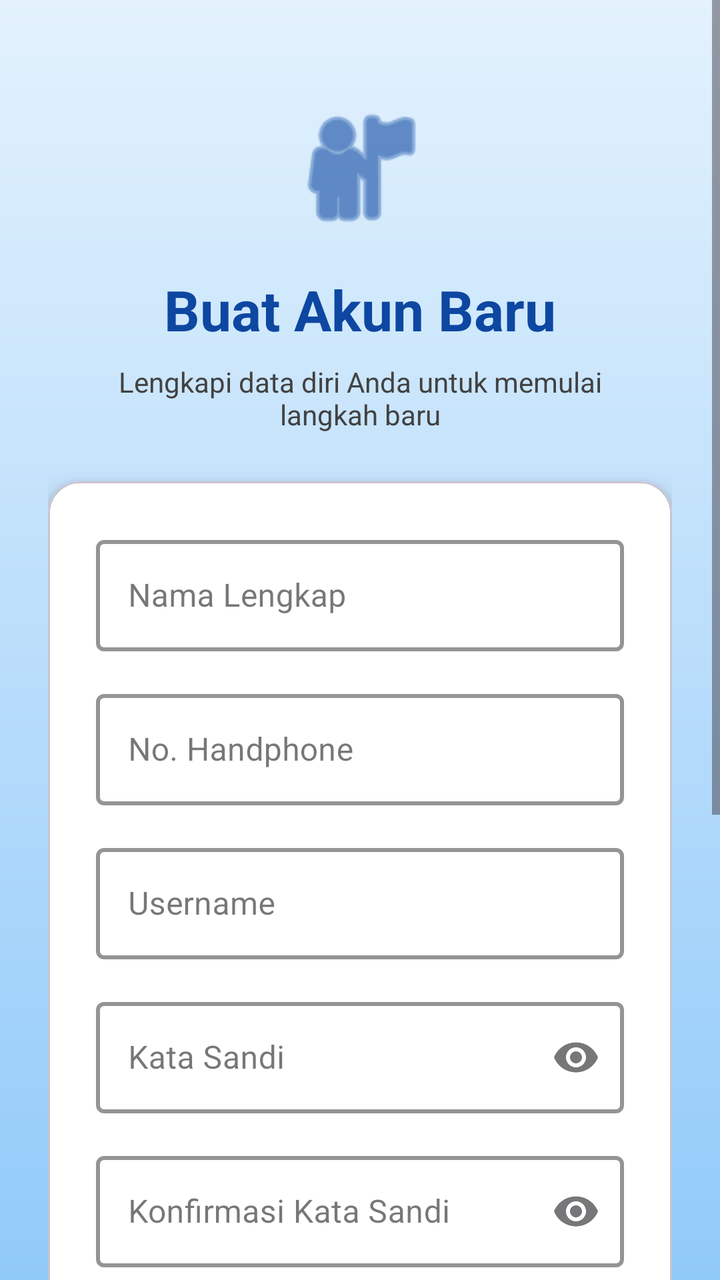
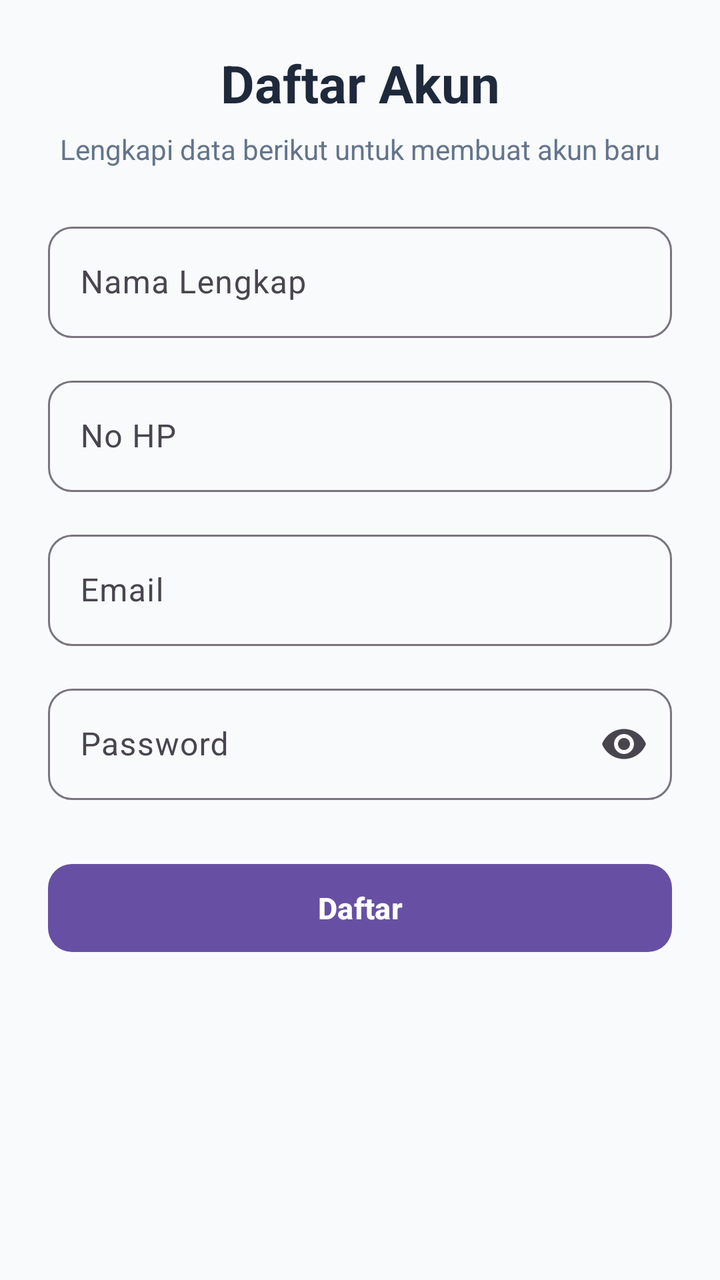

An Android layout rendered at two revisions. The XML below is the earlier revision; the diff shows what the commit changed to produce the second picture.
<!-- AndroidManifest.xml: application theme Theme.Rey_halopanda -->
<!-- res/layout/activity_register.xml -->
<?xml version="1.0" encoding="utf-8"?>
<ScrollView xmlns:android="http://schemas.android.com/apk/res/android"
    xmlns:app="http://schemas.android.com/apk/res-auto"
    xmlns:tools="http://schemas.android.com/tools"
    android:layout_width="match_parent"
    android:layout_height="match_parent"
    android:background="@drawable/bg_gradient_register"
    android:fillViewport="true">

    <androidx.constraintlayout.widget.ConstraintLayout
        android:layout_width="match_parent"
        android:layout_height="wrap_content"
        android:padding="24dp">

        <ImageView
            android:id="@+id/ivIcon"
            android:layout_width="72dp"
            android:layout_height="72dp"
            android:layout_marginTop="24dp"
            android:src="@android:drawable/ic_menu_myplaces"
            app:layout_constraintEnd_toEndOf="parent"
            app:layout_constraintStart_toStartOf="parent"
            app:layout_constraintTop_toTopOf="parent"
            app:tint="#0D47A1" />

        <TextView
            android:id="@+id/tvTitle"
            android:layout_width="wrap_content"
            android:layout_height="wrap_content"
            android:layout_marginTop="16dp"
            android:text="Buat Akun Baru"
            android:textColor="#0D47A1"
            android:textSize="28sp"
            android:textStyle="bold"
            app:layout_constraintEnd_toEndOf="parent"
            app:layout_constraintStart_toStartOf="parent"
            app:layout_constraintTop_toBottomOf="@id/ivIcon" />

        <TextView
            android:id="@+id/tvSubtitle"
            android:layout_width="wrap_content"
            android:layout_height="wrap_content"
            android:layout_marginTop="8dp"
            android:gravity="center"
            android:text="Lengkapi data diri Anda untuk memulai\nlangkah baru"
            android:textColor="#424242"
            android:textSize="14sp"
            app:layout_constraintEnd_toEndOf="parent"
            app:layout_constraintStart_toStartOf="parent"
            app:layout_constraintTop_toBottomOf="@id/tvTitle" />

        <com.google.android.material.card.MaterialCardView
            android:id="@+id/cardForm"
            android:layout_width="match_parent"
            android:layout_height="wrap_content"
            android:layout_marginTop="24dp"
            app:cardBackgroundColor="#FFFFFF"
            app:cardCornerRadius="16dp"
            app:cardElevation="6dp"
            app:layout_constraintTop_toBottomOf="@id/tvSubtitle">

            <LinearLayout
                android:layout_width="match_parent"
                android:layout_height="wrap_content"
                android:orientation="vertical"
                android:padding="24dp">

                
                <com.google.android.material.textfield.TextInputLayout
                    style="@style/Widget.MaterialComponents.TextInputLayout.OutlinedBox"
                    android:layout_width="match_parent"
                    android:layout_height="wrap_content"
                    android:hint="Nama Lengkap"
                    app:boxStrokeColor="#0D47A1"
                    app:boxStrokeWidth="2dp">

                    <com.google.android.material.textfield.TextInputEditText
                        android:id="@+id/etNama"
                        android:layout_width="match_parent"
                        android:layout_height="wrap_content"
                        android:inputType="textPersonName"
                        android:textColor="#000000"
                        android:textColorHint="#9E9E9E" />
                </com.google.android.material.textfield.TextInputLayout>

                
                <com.google.android.material.textfield.TextInputLayout
                    style="@style/Widget.MaterialComponents.TextInputLayout.OutlinedBox"
                    android:layout_width="match_parent"
                    android:layout_height="wrap_content"
                    android:layout_marginTop="16dp"
                    android:hint="No. Handphone"
                    app:boxStrokeColor="#0D47A1"
                    app:boxStrokeWidth="2dp">

                    <com.google.android.material.textfield.TextInputEditText
                        android:id="@+id/etNoHp"
                        android:layout_width="match_parent"
                        android:layout_height="wrap_content"
                        android:inputType="number"
                        android:maxLength="15"
                        android:textColor="#000000"
                        android:textColorHint="#9E9E9E" />
                </com.google.android.material.textfield.TextInputLayout>

                
                <com.google.android.material.textfield.TextInputLayout
                    style="@style/Widget.MaterialComponents.TextInputLayout.OutlinedBox"
                    android:layout_width="match_parent"
                    android:layout_height="wrap_content"
                    android:layout_marginTop="16dp"
                    android:hint="Username"
                    app:boxStrokeColor="#0D47A1"
                    app:boxStrokeWidth="2dp">

                    <com.google.android.material.textfield.TextInputEditText
                        android:id="@+id/etUsername"
                        android:layout_width="match_parent"
                        android:layout_height="wrap_content"
                        android:inputType="text"
                        android:textColor="#000000"
                        android:textColorHint="#9E9E9E" />
                </com.google.android.material.textfield.TextInputLayout>

                
                <com.google.android.material.textfield.TextInputLayout
                    style="@style/Widget.MaterialComponents.TextInputLayout.OutlinedBox"
                    android:layout_width="match_parent"
                    android:layout_height="wrap_content"
                    android:layout_marginTop="16dp"
                    android:hint="Kata Sandi"
                    app:boxStrokeColor="#0D47A1"
                    app:boxStrokeWidth="2dp"
                    app:endIconMode="password_toggle">

                    <com.google.android.material.textfield.TextInputEditText
                        android:id="@+id/etPassword"
                        android:layout_width="match_parent"
                        android:layout_height="wrap_content"
                        android:inputType="textPassword"
                        android:textColor="#000000"
                        android:textColorHint="#9E9E9E" />
                </com.google.android.material.textfield.TextInputLayout>

                
                <com.google.android.material.textfield.TextInputLayout
                    style="@style/Widget.MaterialComponents.TextInputLayout.OutlinedBox"
                    android:layout_width="match_parent"
                    android:layout_height="wrap_content"
                    android:layout_marginTop="16dp"
                    android:hint="Konfirmasi Kata Sandi"
                    app:boxStrokeColor="#0D47A1"
                    app:boxStrokeWidth="2dp"
                    app:endIconMode="password_toggle">

                    <com.google.android.material.textfield.TextInputEditText
                        android:id="@+id/etKonfirmasiPassword"
                        android:layout_width="match_parent"
                        android:layout_height="wrap_content"
                        android:inputType="textPassword"
                        android:textColor="#000000"
                        android:textColorHint="#9E9E9E" />
                </com.google.android.material.textfield.TextInputLayout>

                
                <LinearLayout
                    android:layout_width="match_parent"
                    android:layout_height="4dp"
                    android:layout_marginTop="12dp"
                    android:orientation="horizontal">
                    <View android:layout_width="0dp" android:layout_height="match_parent" android:layout_marginEnd="4dp" android:layout_weight="1" android:background="#E0E0E0" />
                    <View android:layout_width="0dp" android:layout_height="match_parent" android:layout_marginEnd="4dp" android:layout_weight="1" android:background="#E0E0E0" />
                    <View android:layout_width="0dp" android:layout_height="match_parent" android:layout_marginEnd="4dp" android:layout_weight="1" android:background="#E0E0E0" />
                    <View android:layout_width="0dp" android:layout_height="match_parent" android:layout_weight="1" android:background="#E0E0E0" />
                </LinearLayout>

                <LinearLayout
                    android:layout_width="match_parent"
                    android:layout_height="wrap_content"
                    android:layout_marginTop="4dp"
                    android:orientation="horizontal">
                    <TextView android:layout_width="0dp" android:layout_height="wrap_content" android:layout_weight="1" android:text="Kekuatan: Belum diisi" android:textColor="#757575" android:textSize="12sp" />
                    <TextView android:layout_width="wrap_content" android:layout_height="wrap_content" android:text="Kombinasi huruf &amp; angka" android:textColor="#757575" android:textSize="12sp" />
                </LinearLayout>

                
                <com.google.android.material.button.MaterialButton
                    android:id="@+id/btnDaftar"
                    android:layout_width="match_parent"
                    android:layout_height="55dp"
                    android:layout_marginTop="24dp"
                    android:text="Daftar Akun"
                    android:textColor="#FFFFFF"
                    android:textSize="16sp"
                    android:textStyle="bold"
                    app:backgroundTint="#0D47A1"
                    app:cornerRadius="12dp"
                    app:icon="@android:drawable/ic_media_play"
                    app:iconGravity="textEnd"
                    app:iconTint="#FFFFFF" />

                
                <LinearLayout
                    android:layout_width="match_parent"
                    android:layout_height="wrap_content"
                    android:layout_marginTop="16dp"
                    android:gravity="center_vertical"
                    android:orientation="horizontal">
                    <View android:layout_width="0dp" android:layout_height="1dp" android:layout_weight="1" android:background="#E0E0E0" />
                    <TextView android:layout_width="wrap_content" android:layout_height="wrap_content" android:paddingHorizontal="8dp" android:text="atau daftar dengan" android:textColor="#757575" android:textSize="12sp" />
                    <View android:layout_width="0dp" android:layout_height="1dp" android:layout_weight="1" android:background="#E0E0E0" />
                </LinearLayout>

                
                <com.google.android.material.button.MaterialButton
                    android:id="@+id/btnGoogle"
                    android:layout_width="match_parent"
                    android:layout_height="55dp"
                    android:layout_marginTop="16dp"
                    android:text="Daftar / Connect dengan Google"
                    android:textColor="#424242"
                    android:textSize="14sp"
                    app:backgroundTint="#FFFFFF"
                    app:cornerRadius="12dp"
                    app:icon="@drawable/google"
                    app:iconGravity="textStart"
                    app:iconTint="@null"
                    app:strokeColor="#E0E0E0"
                    app:strokeWidth="1dp" />
            </LinearLayout>
        </com.google.android.material.card.MaterialCardView>

        <TextView
            android:id="@+id/tvLogin"
            android:layout_width="wrap_content"
            android:layout_height="wrap_content"
            android:layout_marginTop="24dp"
            android:layout_marginBottom="8dp"
            android:text="Sudah punya akun? Masuk di sini"
            android:textColor="#0D47A1"
            android:textSize="14sp"
            android:textStyle="bold"
            app:layout_constraintBottom_toTopOf="@id/tvTerms"
            app:layout_constraintEnd_toEndOf="parent"
            app:layout_constraintStart_toStartOf="parent"
            app:layout_constraintTop_toBottomOf="@id/cardForm" />

        <TextView
            android:id="@+id/tvTerms"
            android:layout_width="wrap_content"
            android:layout_height="wrap_content"
            android:layout_marginBottom="24dp"
            android:gravity="center"
            android:text="Dengan mendaftar, Anda menyetujui Syarat &amp; Ketentuan\nserta Kebijakan Privasi kami."
            android:textColor="#757575"
            android:textSize="12sp"
            app:layout_constraintBottom_toBottomOf="parent"
            app:layout_constraintEnd_toEndOf="parent"
            app:layout_constraintStart_toStartOf="parent"
            app:layout_constraintTop_toBottomOf="@id/tvLogin" />

    </androidx.constraintlayout.widget.ConstraintLayout>
</ScrollView>
<!-- resources referenced by this layout -->
<resources>
  <!-- drawable bg_gradient_register (drawable) -->
  <?xml version="1.0" encoding="utf-8"?>
  <shape xmlns:android="http://schemas.android.com/apk/res/android"
      android:shape="rectangle">
      <gradient
          android:angle="270"
          android:startColor="#E3F2FD"
          android:centerColor="#BBDEFB"
          android:endColor="#90CAF9"
          android:type="linear" />
  </shape>
  <!-- drawable google: png bitmap (drawable, 11359 bytes) -->
  <style name="Theme.Rey_halopanda" parent="Theme.Material3.DayNight.NoActionBar">
          
      </style>
</resources>

<!-- the commit's change to res/layout/activity_register.xml (unified diff, before → after) -->
@@ -1,263 +1,131 @@
 <?xml version="1.0" encoding="utf-8"?>
-<ScrollView xmlns:android="http://schemas.android.com/apk/res/android"
+<androidx.core.widget.NestedScrollView xmlns:android="http://schemas.android.com/apk/res/android"
     xmlns:app="http://schemas.android.com/apk/res-auto"
-    xmlns:tools="http://schemas.android.com/tools"
     android:layout_width="match_parent"
     android:layout_height="match_parent"
-    android:background="@drawable/bg_gradient_register"
+    android:background="#F8FAFC"
     android:fillViewport="true">
 
-    <androidx.constraintlayout.widget.ConstraintLayout
+    <LinearLayout
         android:layout_width="match_parent"
         android:layout_height="wrap_content"
+        android:orientation="vertical"
         android:padding="24dp">
 
-        <ImageView
-            android:id="@+id/ivIcon"
-            android:layout_width="72dp"
-            android:layout_height="72dp"
-            android:layout_marginTop="24dp"
-            android:src="@android:drawable/ic_menu_myplaces"
-            app:layout_constraintEnd_toEndOf="parent"
-            app:layout_constraintStart_toStartOf="parent"
-            app:layout_constraintTop_toTopOf="parent"
-            app:tint="#0D47A1" />
+        
+        <TextView
+            android:layout_width="match_parent"
+            android:layout_height="wrap_content"
+            android:gravity="center"
+            android:text="@string/title_register"
+            android:textColor="#1E293B"
+            android:textSize="26sp"
+            android:textStyle="bold" />
 
         <TextView
-            android:id="@+id/tvTitle"
-            android:layout_width="wrap_content"
+            android:layout_width="match_parent"
+            android:layout_height="wrap_content"
+            android:layout_marginTop="6dp"
+            android:layout_marginBottom="24dp"
+            android:gravity="center"
+            android:text="@string/subtitle_register"
+            android:textColor="#64748B"
+            android:textSize="14sp" />
+
+        
+        <com.google.android.material.textfield.TextInputLayout
+            android:id="@+id/tilNama"
+            style="@style/Widget.Material3.TextInputLayout.OutlinedBox"
+            android:layout_width="match_parent"
+            android:layout_height="wrap_content"
+            android:hint="@string/label_nama"
+            app:boxCornerRadiusBottomEnd="12dp"
+            app:boxCornerRadiusBottomStart="12dp"
+            app:boxCornerRadiusTopEnd="12dp"
+            app:boxCornerRadiusTopStart="12dp">
+
+            <com.google.android.material.textfield.TextInputEditText
+                android:id="@+id/etNama"
+                android:layout_width="match_parent"
+                android:layout_height="wrap_content"
+                android:inputType="textPersonName"
+                android:maxLines="1" />
+        </com.google.android.material.textfield.TextInputLayout>
+
+        
+        <com.google.android.material.textfield.TextInputLayout
+            android:id="@+id/tilNoHp"
+            style="@style/Widget.Material3.TextInputLayout.OutlinedBox"
+            android:layout_width="match_parent"
             android:layout_height="wrap_content"
             android:layout_marginTop="16dp"
-            android:text="Buat Akun Baru"
-            android:textColor="#0D47A1"
-            android:textSize="28sp"
-            android:textStyle="bold"
-            app:layout_constraintEnd_toEndOf="parent"
-            app:layout_constraintStart_toStartOf="parent"
-            app:layout_constraintTop_toBottomOf="@id/ivIcon" />
+            android:hint="@string/label_nohp"
+            app:boxCornerRadiusBottomEnd="12dp"
+            app:boxCornerRadiusBottomStart="12dp"
+            app:boxCornerRadiusTopEnd="12dp"
+            app:boxCornerRadiusTopStart="12dp">
 
-        <TextView
-            android:id="@+id/tvSubtitle"
-            android:layout_width="wrap_content"
-            android:layout_height="wrap_content"
-            android:layout_marginTop="8dp"
-            android:gravity="center"
-            android:text="Lengkapi data diri Anda untuk memulai\nlangkah baru"
-            android:textColor="#424242"
-            android:textSize="14sp"
-            app:layout_constraintEnd_toEndOf="parent"
-            app:layout_constraintStart_toStartOf="parent"
-            app:layout_constraintTop_toBottomOf="@id/tvTitle" />
+            <com.google.android.material.textfield.TextInputEditText
+                android:id="@+id/etNoHp"
+                android:layout_width="match_parent"
+                android:layout_height="wrap_content"
+                android:inputType="phone"
+                android:maxLines="1" />
+        </com.google.android.material.textfield.TextInputLayout>
 
-        <com.google.android.material.card.MaterialCardView
-            android:id="@+id/cardForm"
+        
+        <com.google.android.material.textfield.TextInputLayout
+            android:id="@+id/tilEmail"
+            style="@style/Widget.Material3.TextInputLayout.OutlinedBox"
             android:layout_width="match_parent"
             android:layout_height="wrap_content"
-            android:layout_marginTop="24dp"
-            app:cardBackgroundColor="#FFFFFF"
-            app:cardCornerRadius="16dp"
-            app:cardElevation="6dp"
-            app:layout_constraintTop_toBottomOf="@id/tvSubtitle">
+            android:layout_marginTop="16dp"
+            android:hint="@string/label_email"
+            app:boxCornerRadiusBottomEnd="12dp"
+            app:boxCornerRadiusBottomStart="12dp"
+            app:boxCornerRadiusTopEnd="12dp"
+            app:boxCornerRadiusTopStart="12dp">
 
-            <LinearLayout
+            <com.google.android.material.textfield.TextInputEditText
+                android:id="@+id/etEmail"
                 android:layout_width="match_parent"
                 android:layout_height="wrap_content"
-                android:orientation="vertical"
-                android:padding="24dp">
+                android:inputType="textEmailAddress"
+                android:maxLines="1" />
+        </com.google.android.material.textfield.TextInputLayout>
 
-                
-                <com.google.android.material.textfield.TextInputLayout
-                    style="@style/Widget.MaterialComponents.TextInputLayout.OutlinedBox"
-                    android:layout_width="match_parent"
-                    android:layout_height="wrap_content"
-                    android:hint="Nama Lengkap"
-                    app:boxStrokeColor="#0D47A1"
-                    app:boxStrokeWidth="2dp">
+        
+        <com.google.android.material.textfield.TextInputLayout
+            android:id="@+id/tilPassword"
+            style="@style/Widget.Material3.TextInputLayout.OutlinedBox"
+            android:layout_width="match_parent"
+            android:layout_height="wrap_content"
+            android:layout_marginTop="16dp"
+            android:hint="@string/label_password"
+            app:boxCornerRadiusBottomEnd="12dp"
+            app:boxCornerRadiusBottomStart="12dp"
+            app:boxCornerRadiusTopEnd="12dp"
+            app:boxCornerRadiusTopStart="12dp"
+            app:endIconMode="password_toggle">
 
-                    <com.google.android.material.textfield.TextInputEditText
-                        android:id="@+id/etNama"
-                        android:layout_width="match_parent"
-                        android:layout_height="wrap_content"
-                        android:inputType="textPersonName"
-                        android:textColor="#000000"
-                        android:textColorHint="#9E9E9E" />
-                </com.google.android.material.textfield.TextInputLayout>
+            <com.google.android.material.textfield.TextInputEditText
+                android:id="@+id/etPassword"
+                android:layout_width="match_parent"
+                android:layout_height="wrap_content"
+                android:inputType="textPassword"
+                android:maxLines="1" />
+        </com.google.android.material.textfield.TextInputLayout>
 
-                
-                <com.google.android.material.textfield.TextInputLayout
-                    style="@style/Widget.MaterialComponents.TextInputLayout.OutlinedBox"
-                    android:layout_width="match_parent"
-                    android:layout_height="wrap_content"
-                    android:layout_marginTop="16dp"
-                    android:hint="No. Handphone"
-                    app:boxStrokeColor="#0D47A1"
-                    app:boxStrokeWidth="2dp">
+        
+        <com.google.android.material.button.MaterialButton
+            android:id="@+id/btnDaftar"
+            android:layout_width="match_parent"
+            android:layout_height="52dp"
+            android:layout_marginTop="28dp"
+            android:text="@string/btn_daftar"
+            android:textSize="15sp"
+            android:textStyle="bold"
+            app:cornerRadius="12dp" />
 
-                    <com.google.android.material.textfield.TextInputEditText
-                        android:id="@+id/etNoHp"
-                        android:layout_width="match_parent"
-                        android:layout_height="wrap_content"
-                        android:inputType="number"
-                        android:maxLength="15"
-                        android:textColor="#000000"
-                        android:textColorHint="#9E9E9E" />
-                </com.google.android.material.textfield.TextInputLayout>
-
-                
-                <com.google.android.material.textfield.TextInputLayout
-                    style="@style/Widget.MaterialComponents.TextInputLayout.OutlinedBox"
-                    android:layout_width="match_parent"
-                    android:layout_height="wrap_content"
-                    android:layout_marginTop="16dp"
-                    android:hint="Username"
-                    app:boxStrokeColor="#0D47A1"
-                    app:boxStrokeWidth="2dp">
-
-                    <com.google.android.material.textfield.TextInputEditText
-                        android:id="@+id/etUsername"
-                        android:layout_width="match_parent"
-                        android:layout_height="wrap_content"
-                        android:inputType="text"
-                        android:textColor="#000000"
-                        android:textColorHint="#9E9E9E" />
-                </com.google.android.material.textfield.TextInputLayout>
-
-                
-                <com.google.android.material.textfield.TextInputLayout
-                    style="@style/Widget.MaterialComponents.TextInputLayout.OutlinedBox"
-                    android:layout_width="match_parent"
-                    android:layout_height="wrap_content"
-                    android:layout_marginTop="16dp"
-                    android:hint="Kata Sandi"
-                    app:boxStrokeColor="#0D47A1"
-                    app:boxStrokeWidth="2dp"
-                    app:endIconMode="password_toggle">
-
-                    <com.google.android.material.textfield.TextInputEditText
-                        android:id="@+id/etPassword"
-                        android:layout_width="match_parent"
-                        android:layout_height="wrap_content"
-                        android:inputType="textPassword"
-                        android:textColor="#000000"
-                        android:textColorHint="#9E9E9E" />
-                </com.google.android.material.textfield.TextInputLayout>
-
-                
-                <com.google.android.material.textfield.TextInputLayout
-                    style="@style/Widget.MaterialComponents.TextInputLayout.OutlinedBox"
-                    android:layout_width="match_parent"
-                    android:layout_height="wrap_content"
-                    android:layout_marginTop="16dp"
-                    android:hint="Konfirmasi Kata Sandi"
-                    app:boxStrokeColor="#0D47A1"
-                    app:boxStrokeWidth="2dp"
-                    app:endIconMode="password_toggle">
-
-                    <com.google.android.material.textfield.TextInputEditText
-                        android:id="@+id/etKonfirmasiPassword"
-                        android:layout_width="match_parent"
-                        android:layout_height="wrap_content"
-                        android:inputType="textPassword"
-                        android:textColor="#000000"
-                        android:textColorHint="#9E9E9E" />
-                </com.google.android.material.textfield.TextInputLayout>
-
-                
-                <LinearLayout
-                    android:layout_width="match_parent"
-                    android:layout_height="4dp"
-                    android:layout_marginTop="12dp"
-                    android:orientation="horizontal">
-                    <View android:layout_width="0dp" android:layout_height="match_parent" android:layout_marginEnd="4dp" android:layout_weight="1" android:background="#E0E0E0" />
-                    <View android:layout_width="0dp" android:layout_height="match_parent" android:layout_marginEnd="4dp" android:layout_weight="1" android:background="#E0E0E0" />
-                    <View android:layout_width="0dp" android:layout_height="match_parent" android:layout_marginEnd="4dp" android:layout_weight="1" android:background="#E0E0E0" />
-                    <View android:layout_width="0dp" android:layout_height="match_parent" android:layout_weight="1" android:background="#E0E0E0" />
-                </LinearLayout>
-
-                <LinearLayout
-                    android:layout_width="match_parent"
-                    android:layout_height="wrap_content"
-                    android:layout_marginTop="4dp"
-                    android:orientation="horizontal">
-                    <TextView android:layout_width="0dp" android:layout_height="wrap_content" android:layout_weight="1" android:text="Kekuatan: Belum diisi" android:textColor="#757575" android:textSize="12sp" />
-                    <TextView android:layout_width="wrap_content" android:layout_height="wrap_content" android:text="Kombinasi huruf &amp; angka" android:textColor="#757575" android:textSize="12sp" />
-                </LinearLayout>
-
-                
-                <com.google.android.material.button.MaterialButton
-                    android:id="@+id/btnDaftar"
-                    android:layout_width="match_parent"
-                    android:layout_height="55dp"
-                    android:layout_marginTop="24dp"
-                    android:text="Daftar Akun"
-                    android:textColor="#FFFFFF"
-                    android:textSize="16sp"
-                    android:textStyle="bold"
-                    app:backgroundTint="#0D47A1"
-                    app:cornerRadius="12dp"
-                    app:icon="@android:drawable/ic_media_play"
-                    app:iconGravity="textEnd"
-                    app:iconTint="#FFFFFF" />
-
-                
-                <LinearLayout
-                    android:layout_width="match_parent"
-                    android:layout_height="wrap_content"
-                    android:layout_marginTop="16dp"
-                    android:gravity="center_vertical"
-                    android:orientation="horizontal">
-                    <View android:layout_width="0dp" android:layout_height="1dp" android:layout_weight="1" android:background="#E0E0E0" />
-                    <TextView android:layout_width="wrap_content" android:layout_height="wrap_content" android:paddingHorizontal="8dp" android:text="atau daftar dengan" android:textColor="#757575" android:textSize="12sp" />
-                    <View android:layout_width="0dp" android:layout_height="1dp" android:layout_weight="1" android:background="#E0E0E0" />
-                </LinearLayout>
-
-                
-                <com.google.android.material.button.MaterialButton
-                    android:id="@+id/btnGoogle"
-                    android:layout_width="match_parent"
-                    android:layout_height="55dp"
-                    android:layout_marginTop="16dp"
-                    android:text="Daftar / Connect dengan Google"
-                    android:textColor="#424242"
-                    android:textSize="14sp"
-                    app:backgroundTint="#FFFFFF"
-                    app:cornerRadius="12dp"
-                    app:icon="@drawable/google"
-                    app:iconGravity="textStart"
-                    app:iconTint="@null"
-                    app:strokeColor="#E0E0E0"
-                    app:strokeWidth="1dp" />
-            </LinearLayout>
-        </com.google.android.material.card.MaterialCardView>
-
-        <TextView
-            android:id="@+id/tvLogin"
-            android:layout_width="wrap_content"
-            android:layout_height="wrap_content"
-            android:layout_marginTop="24dp"
-            android:layout_marginBottom="8dp"
-            android:text="Sudah punya akun? Masuk di sini"
-            android:textColor="#0D47A1"
-            android:textSize="14sp"
-            android:textStyle="bold"
-            app:layout_constraintBottom_toTopOf="@id/tvTerms"
-            app:layout_constraintEnd_toEndOf="parent"
-            app:layout_constraintStart_toStartOf="parent"
-            app:layout_constraintTop_toBottomOf="@id/cardForm" />
-
-        <TextView
-            android:id="@+id/tvTerms"
-            android:layout_width="wrap_content"
-            android:layout_height="wrap_content"
-            android:layout_marginBottom="24dp"
-            android:gravity="center"
-            android:text="Dengan mendaftar, Anda menyetujui Syarat &amp; Ketentuan\nserta Kebijakan Privasi kami."
-            android:textColor="#757575"
-            android:textSize="12sp"
-            app:layout_constraintBottom_toBottomOf="parent"
-            app:layout_constraintEnd_toEndOf="parent"
-            app:layout_constraintStart_toStartOf="parent"
-            app:layout_constraintTop_toBottomOf="@id/tvLogin" />
-
-    </androidx.constraintlayout.widget.ConstraintLayout>
-</ScrollView>
+    </LinearLayout>
+</androidx.core.widget.NestedScrollView>
<!-- resource entries referenced after the edit -->
@@ -1,17 +1,12 @@
 <!-- resources referenced by this layout -->
 <resources>
-  <!-- drawable bg_gradient_register (drawable) -->
-  <?xml version="1.0" encoding="utf-8"?>
-  <shape xmlns:android="http://schemas.android.com/apk/res/android"
-      android:shape="rectangle">
-      <gradient
-          android:angle="270"
-          android:startColor="#E3F2FD"
-          android:centerColor="#BBDEFB"
-          android:endColor="#90CAF9"
-          android:type="linear" />
-  </shape>
-  <!-- drawable google: png bitmap (drawable, 11359 bytes) -->
+  <string name="btn_daftar">Daftar</string>
+  <string name="label_email">Email</string>
+  <string name="label_nama">Nama Lengkap</string>
+  <string name="label_nohp">No HP</string>
+  <string name="label_password">Password</string>
+  <string name="subtitle_register">Lengkapi data berikut untuk membuat akun baru</string>
+  <string name="title_register">Daftar Akun</string>
   <style name="Theme.Rey_halopanda" parent="Theme.Material3.DayNight.NoActionBar">
           
       </style>
